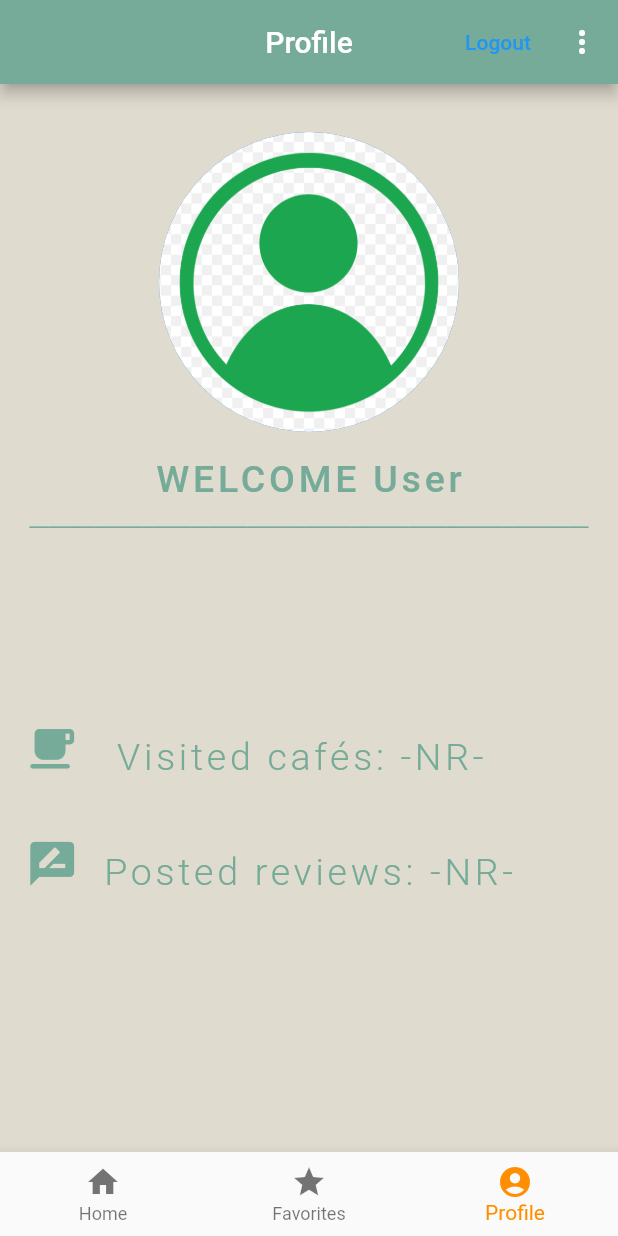
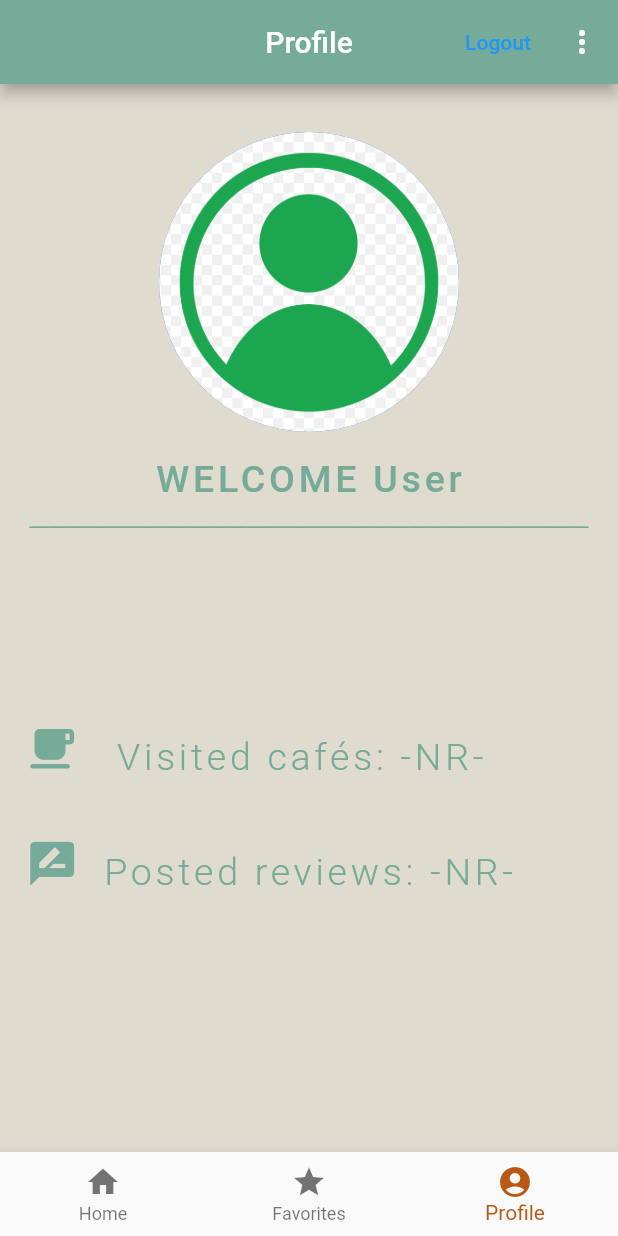
Before and after one commit to StanislavAlpatiev/FikaAndFocus, a Flutter app: the NavBar screen opened directly, item 3 of the bottom bar chosen, on a phone screen of 412 x 824 dp. Run offline on Flutter 3.47's test engine with Material 2 defaults, Android fonts, the light colour scheme and no system bars; our stand-ins replace firebase_auth, firebase_core, flutter_rating_bar, font_awesome_flutter, geolocator, google_fonts and 4 more; accounts and stored records are empty; network calls fail.

Commit message:
Navbar.dart adapting to color palette

```diff
--- a/fika_and_fokus/lib/NavBar.dart
+++ b/fika_and_fokus/lib/NavBar.dart
@@ -54,7 +54,7 @@ class _NavBarState extends State<NavBar> {
           //  ),
         ],
         currentIndex: _selectedIndex,
-        selectedItemColor: Colors.amber[800],
+        selectedItemColor: Color(0xFFB95815),
         onTap: (index) => setState(() => _selectedIndex = index),
         // onTap: _onItemTapped,
       ),
```
Also changed, not shown: 3 other files.
